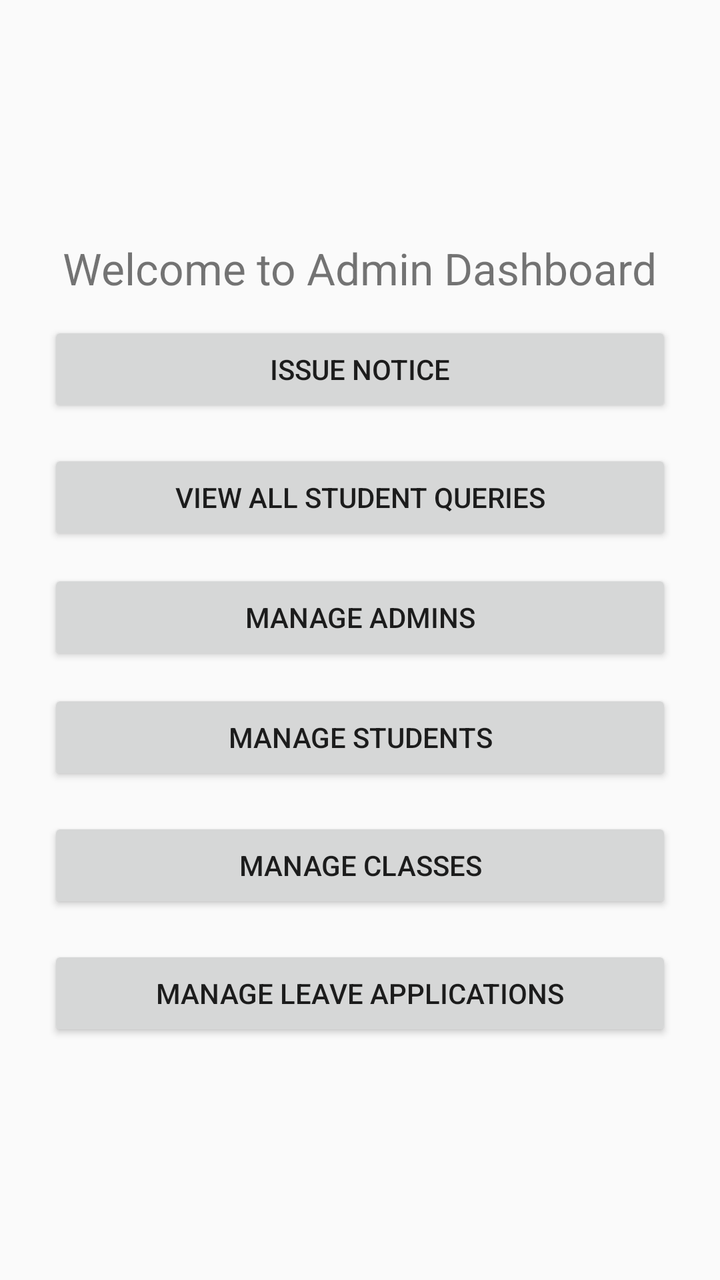
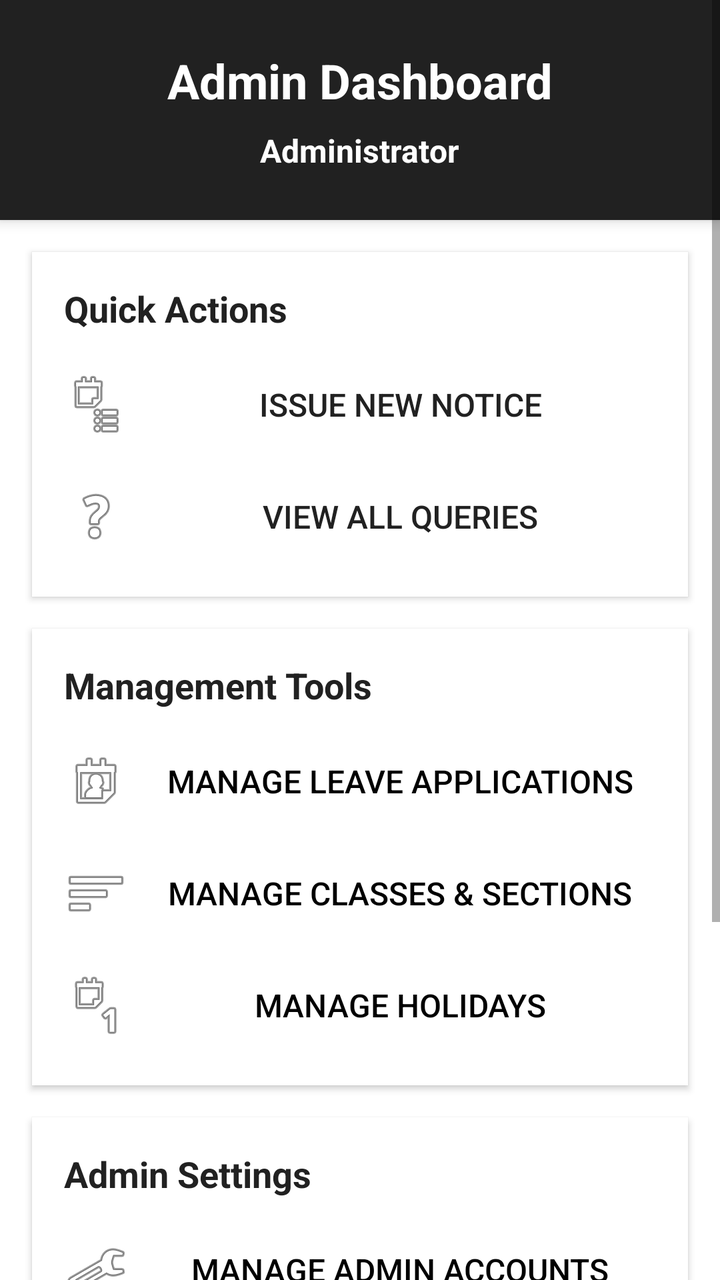

An Android layout rendered at two revisions. The XML below is the earlier revision; the diff shows what the commit changed to produce the second picture.
<!-- AndroidManifest.xml: application theme Theme.AppCompat.Light.DarkActionBar -->
<!-- res/layout/activity_admin_dashboard.xml -->
<LinearLayout xmlns:android="http://schemas.android.com/apk/res/android"
    android:orientation="vertical"
    android:padding="24dp"
    android:gravity="center"
    android:layout_width="match_parent"
    android:layout_height="match_parent">

    <TextView android:text="Welcome to Admin Dashboard"
        android:textSize="22sp"
        android:layout_width="wrap_content" android:layout_height="wrap_content" />


        <Button
    android:id="@+id/issueNoticeButton"
    android:layout_width="match_parent"
    android:layout_height="wrap_content"
    android:text="Issue Notice"
    android:layout_marginTop="12dp" />

    <Button
    android:id="@+id/btn_view_all_queries"
    android:layout_width="match_parent"
    android:layout_height="wrap_content"
    android:text="View All Student Queries"
    android:layout_marginTop="16dp" />

    <Button
    android:id="@+id/btn_manage_admins"
    android:layout_width="match_parent"
    android:layout_height="wrap_content"
    android:text="Manage Admins"
    android:layout_marginTop="12dp" />

    <Button
    android:id="@+id/btn_manage_students"
    android:layout_width="match_parent"
    android:layout_height="wrap_content"
    android:text="Manage Students"
    android:layout_marginTop="12dp" />

   <Button
    android:id="@+id/btn_manage_classes"
    android:layout_width="match_parent"
    android:layout_height="wrap_content"
    android:text="Manage Classes"
    android:layout_marginTop="16dp" />

<Button
    android:id="@+id/btn_manage_leaves"
    android:layout_width="match_parent"
    android:layout_height="wrap_content"
    android:text="Manage Leave Applications"
    android:layout_marginTop="16dp"/>



</LinearLayout>
<!-- resources referenced by this layout -->
<resources>

</resources>

<!-- the commit's change to res/layout/activity_admin_dashboard.xml (unified diff, before → after) -->
@@ -1,57 +1,228 @@
-<LinearLayout xmlns:android="http://schemas.android.com/apk/res/android"
-    android:orientation="vertical"
-    android:padding="24dp"
-    android:gravity="center"
+<?xml version="1.0" encoding="utf-8"?>
+<ScrollView xmlns:android="http://schemas.android.com/apk/res/android"
     android:layout_width="match_parent"
-    android:layout_height="match_parent">
-
-    <TextView android:text="Welcome to Admin Dashboard"
-        android:textSize="22sp"
-        android:layout_width="wrap_content" android:layout_height="wrap_content" />
-
-
+    android:layout_height="match_parent"
+    android:background="@android:color/white"
+    android:fillViewport="true">
+
+    <LinearLayout
+        android:layout_width="match_parent"
+        android:layout_height="wrap_content"
+        android:orientation="vertical">
+
+        
+        <LinearLayout
+            android:layout_width="match_parent"
+            android:layout_height="wrap_content"
+            android:orientation="vertical"
+            android:background="?attr/colorPrimary"
+            android:padding="24dp"
+            android:elevation="4dp">
+
+            <TextView
+                android:layout_width="match_parent"
+                android:layout_height="wrap_content"
+                android:text="Admin Dashboard"
+                android:textSize="24sp"
+                android:textStyle="bold"
+                android:textColor="@android:color/white"
+                android:layout_marginBottom="8dp"
+                android:gravity="center"/>
+
+ <LinearLayout
+                android:layout_width="match_parent"
+                android:layout_height="wrap_content"
+                android:orientation="horizontal"
+                android:gravity="center">
+
+                <TextView
+                    android:id="@+id/welcomeText"
+                    android:layout_width="wrap_content"
+                    android:layout_height="wrap_content"
+                    android:text="Administrator"
+                    android:textSize="16sp"
+                    android:textColor="@android:color/white"
+                    android:textStyle="bold"/>
+        </LinearLayout>
+        </LinearLayout>
+
+        
+        <LinearLayout
+            android:layout_width="match_parent"
+            android:layout_height="wrap_content"
+            android:orientation="vertical"
+            android:background="@android:color/white"
+            android:layout_margin="16dp"
+            android:elevation="2dp"
+            android:padding="16dp">
+
+            <TextView
+                android:layout_width="match_parent"
+                android:layout_height="wrap_content"
+                android:text="Quick Actions"
+                android:textSize="18sp"
+                android:textStyle="bold"
+                android:textColor="?attr/colorPrimary"
+                android:layout_marginBottom="12dp"/>
+
+            <Button
+                android:id="@+id/issueNoticeButton"
+                android:layout_width="match_parent"
+                android:layout_height="48dp"
+                android:text="Issue New Notice"
+                android:background="?attr/selectableItemBackground"
+                android:textColor="?attr/colorPrimary"
+                android:textSize="16sp"
+                android:layout_marginBottom="8dp"
+                android:drawableLeft="@android:drawable/ic_menu_agenda"
+                android:drawablePadding="8dp"
+                style="@style/Widget.AppCompat.Button.Borderless"/>
+
+            <Button
+                android:id="@+id/btn_view_all_queries"
+                android:layout_width="match_parent"
+                android:layout_height="48dp"
+                android:text="View All Queries"
+                android:background="?attr/selectableItemBackground"
+                android:textColor="?attr/colorPrimary"
+                android:textSize="16sp"
+                android:drawableLeft="@android:drawable/ic_menu_help"
+                android:drawablePadding="8dp"
+                style="@style/Widget.AppCompat.Button.Borderless"/>
+        </LinearLayout>
+
+        
+        <LinearLayout
+            android:layout_width="match_parent"
+            android:layout_height="wrap_content"
+            android:orientation="vertical"
+            android:background="@android:color/white"
+            android:layout_marginLeft="16dp"
+            android:layout_marginRight="16dp"
+            android:layout_marginBottom="16dp"
+            android:elevation="2dp"
+            android:padding="16dp">
+
+            <TextView
+                android:layout_width="match_parent"
+                android:layout_height="wrap_content"
+                android:text="Management Tools"
+                android:textSize="18sp"
+                android:textStyle="bold"
+                android:textColor="?attr/colorPrimary"
+                android:layout_marginBottom="12dp"/>
+
+            <Button
+                android:id="@+id/btn_manage_leaves"
+                android:layout_width="match_parent"
+                android:layout_height="48dp"
+                android:text="Manage Leave Applications"
+                android:background="?attr/selectableItemBackground"
+                android:textColor="@android:color/black"
+                android:textSize="16sp"
+                android:layout_marginBottom="8dp"
+                android:drawableLeft="@android:drawable/ic_menu_my_calendar"
+                android:drawablePadding="8dp"
+                style="@style/Widget.AppCompat.Button.Borderless"/>
+
+            <Button
+                android:id="@+id/btn_manage_classes"
+                android:layout_width="match_parent"
+                android:layout_height="48dp"
+                android:text="Manage Classes &amp; Sections"
+                android:background="?attr/selectableItemBackground"
+                android:textColor="@android:color/black"
+                android:textSize="16sp"
+                android:layout_marginBottom="8dp"
+                android:drawableLeft="@android:drawable/ic_menu_sort_by_size"
+                android:drawablePadding="8dp"
+                style="@style/Widget.AppCompat.Button.Borderless"/>
+
+            <Button
+                android:id="@+id/btnManageHolidays"
+                android:layout_width="match_parent"
+                android:layout_height="48dp"
+                android:text="Manage Holidays"
+                android:background="?attr/selectableItemBackground"
+                android:textColor="@android:color/black"
+                android:textSize="16sp"
+                android:drawableLeft="@android:drawable/ic_menu_day"
+                android:drawablePadding="8dp"
+                style="@style/Widget.AppCompat.Button.Borderless"/>
+        </LinearLayout>
+
+        
+        <LinearLayout
+            android:layout_width="match_parent"
+            android:layout_height="wrap_content"
+            android:orientation="vertical"
+            android:background="@android:color/white"
+            android:layout_marginLeft="16dp"
+            android:layout_marginRight="16dp"
+            android:layout_marginBottom="16dp"
+            android:elevation="2dp"
+            android:padding="16dp">
+
+            <TextView
+                android:layout_width="match_parent"
+                android:layout_height="wrap_content"
+                android:text="Admin Settings"
+                android:textSize="18sp"
+                android:textStyle="bold"
+                android:textColor="?attr/colorPrimary"
+                android:layout_marginBottom="12dp"/>
+
+            <Button
+                android:id="@+id/btn_manage_admins"
+                android:layout_width="match_parent"
+                android:layout_height="48dp"
+                android:text="Manage Admin Accounts"
+                android:background="?attr/selectableItemBackground"
+                android:textColor="@android:color/black"
+                android:textSize="16sp"
+                android:layout_marginBottom="8dp"
+                android:drawableLeft="@android:drawable/ic_menu_manage"
+                android:drawablePadding="8dp"
+                style="@style/Widget.AppCompat.Button.Borderless"/>
+
+            <Button
+                android:id="@+id/btnViewHolidays"
+                android:layout_width="match_parent"
+                android:layout_height="48dp"
+                android:text="View Upcoming Holidays"
+                android:background="?attr/selectableItemBackground"
+                android:textColor="@android:color/black"
+                android:textSize="16sp"
+                android:layout_marginBottom="8dp"
+                android:drawableLeft="@android:drawable/ic_menu_today"
+                android:drawablePadding="8dp"
+                style="@style/Widget.AppCompat.Button.Borderless"/>
+
+            <Button
+                android:id="@+id/btnViewProfile"
+                android:layout_width="match_parent"
+                android:layout_height="48dp"
+                android:text="My Profile"
+                android:background="?attr/selectableItemBackground"
+                android:textColor="@android:color/black"
+                android:textSize="16sp"
+                android:drawableLeft="@android:drawable/ic_menu_myplaces"
+                android:drawablePadding="8dp"
+                style="@style/Widget.AppCompat.Button.Borderless"/>
+        </LinearLayout>
+
+        
         <Button
-    android:id="@+id/issueNoticeButton"
-    android:layout_width="match_parent"
-    android:layout_height="wrap_content"
-    android:text="Issue Notice"
-    android:layout_marginTop="12dp" />
-
-    <Button
-    android:id="@+id/btn_view_all_queries"
-    android:layout_width="match_parent"
-    android:layout_height="wrap_content"
-    android:text="View All Student Queries"
-    android:layout_marginTop="16dp" />
-
-    <Button
-    android:id="@+id/btn_manage_admins"
-    android:layout_width="match_parent"
-    android:layout_height="wrap_content"
-    android:text="Manage Admins"
-    android:layout_marginTop="12dp" />
-
-    <Button
-    android:id="@+id/btn_manage_students"
-    android:layout_width="match_parent"
-    android:layout_height="wrap_content"
-    android:text="Manage Students"
-    android:layout_marginTop="12dp" />
-
-   <Button
-    android:id="@+id/btn_manage_classes"
-    android:layout_width="match_parent"
-    android:layout_height="wrap_content"
-    android:text="Manage Classes"
-    android:layout_marginTop="16dp" />
-
-<Button
-    android:id="@+id/btn_manage_leaves"
-    android:layout_width="match_parent"
-    android:layout_height="wrap_content"
-    android:text="Manage Leave Applications"
-    android:layout_marginTop="16dp"/>
-
-
-
-</LinearLayout>
+            android:id="@+id/btnLogout"
+            android:layout_width="match_parent"
+            android:layout_height="wrap_content"
+            android:text="Logout"
+            android:layout_margin="16dp"
+            android:backgroundTint="?attr/colorPrimary"
+            android:textColor="@android:color/white"
+            android:padding="16dp"
+            android:textSize="16sp"
+            android:textStyle="bold"
+            style="@style/Widget.AppCompat.Button.Colored"/>
+    </LinearLayout>
+</ScrollView>
